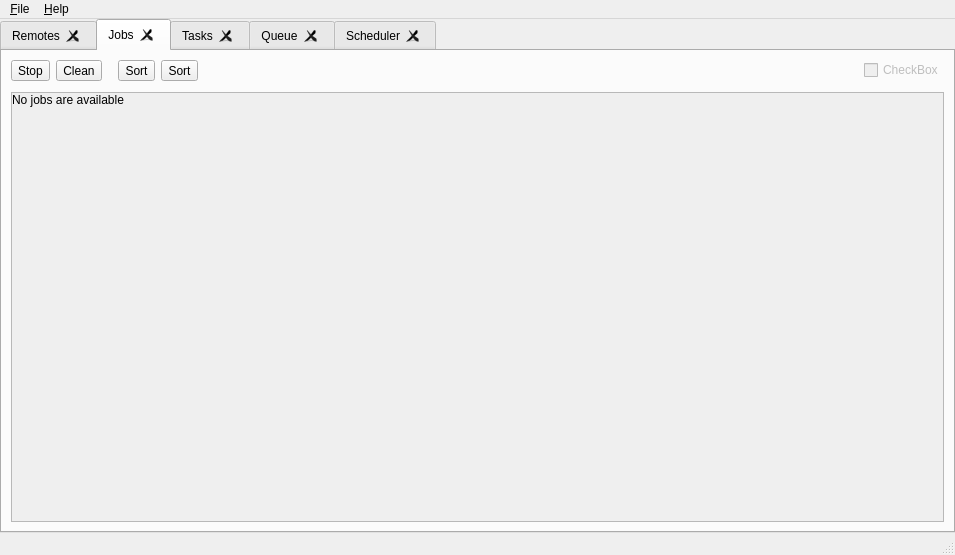
Above: src/main_window.ui from manprint/RcloneBrowser before the change. Below: the same form after it.
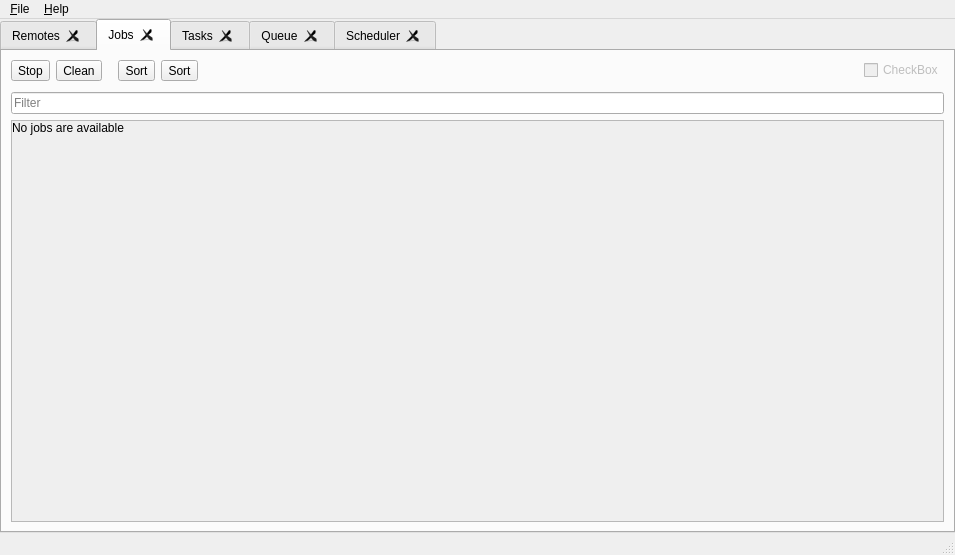
That is the form after the change. The open tabs and pages were chosen to show the change.

Commit message: sub-phase(10.2): search filter for Tasks and Jobs (#21)

```diff
--- a/src/main_window.ui
+++ b/src/main_window.ui
@@ -272,6 +272,16 @@
           </property>
          </spacer>
         </item>
+        <item>
+         <widget class="QLineEdit" name="jobsFilter">
+          <property name="placeholderText">
+           <string>Filter</string>
+          </property>
+          <property name="clearButtonEnabled">
+           <bool>true</bool>
+          </property>
+         </widget>
+        </item>
         <item>
          <widget class="QScrollArea" name="jobsArea">
           <property name="widgetResizable">
```
Left out of the diff: 10 changed lines with no effect on the pictures. The commit also changes 17 other files.
